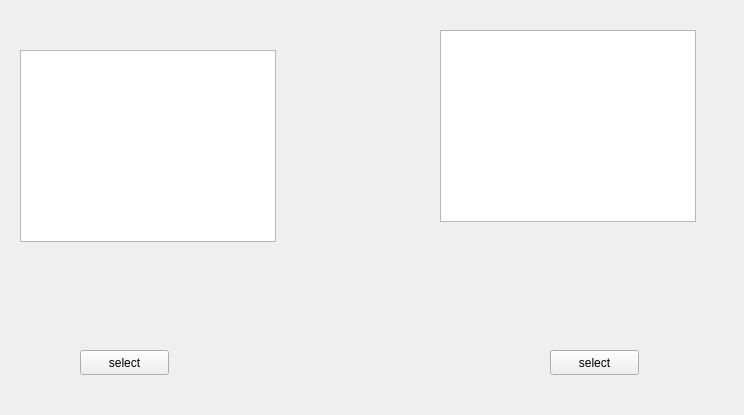
This is player_ui/devices.ui in Robo-sapiens/HackMoscow as Qt 5 draws it before an edit. The edited form follows.
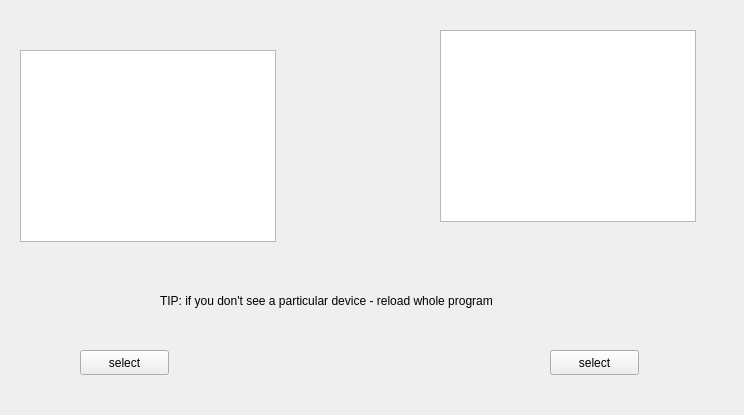
This is the edited form.

```diff
--- a/player_ui/devices.ui
+++ b/player_ui/devices.ui
@@ -71,6 +71,19 @@
     </rect>
    </property>
   </widget>
+  <widget class="QLabel" name="TIP">
+   <property name="geometry">
+    <rect>
+     <x>160</x>
+     <y>290</y>
+     <width>451</width>
+     <height>21</height>
+    </rect>
+   </property>
+   <property name="text">
+    <string>TIP: if you don't see a particular device - reload whole program</string>
+   </property>
+  </widget>
  </widget>
  <resources/>
  <connections/>
```
